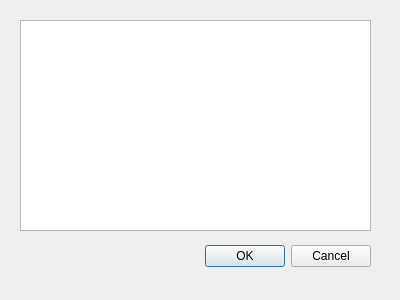
Old version of the form DronePark1/DronePark1/loadconfig.ui in the repository Nomen-Naught/DronePark1.
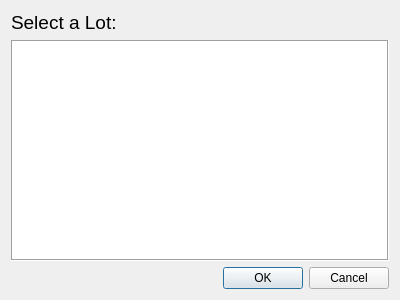
New version of the form.

```diff
--- a/DronePark1/DronePark1/loadconfig.ui
+++ b/DronePark1/DronePark1/loadconfig.ui
@@ -13,15 +13,33 @@
   <property name="windowTitle">
    <string>Open Config</string>
   </property>
+  <layout class="QVBoxLayout" name="verticalLayout">
+   <item>
+    <widget class="QLabel" name="label">
+     <property name="font">
+      <font>
+       <pointsize>14</pointsize>
+      </font>
+     </property>
+     <property name="text">
+      <string>Select a Lot:</string>
+     </property>
+    </widget>
+   </item>
+   <item>
+    <widget class="QListWidget" name="configList">
+     <property name="font">
+      <font>
+       <pointsize>12</pointsize>
+      </font>
+     </property>
+     <property name="frameShape">
+      <enum>QFrame::Box</enum>
+     </property>
+    </widget>
+   </item>
+   <item>
   <widget class="QDialogButtonBox" name="buttonBox">
-   <property name="geometry">
-    <rect>
-     <x>30</x>
-     <y>240</y>
-     <width>341</width>
-     <height>32</height>
-    </rect>
-   </property>
    <property name="orientation">
     <enum>Qt::Horizontal</enum>
    </property>
@@ -29,21 +47,8 @@
     <set>QDialogButtonBox::Cancel|QDialogButtonBox::Ok</set>
    </property>
   </widget>
-  <widget class="QListWidget" name="configList">
-   <property name="geometry">
-    <rect>
-     <x>20</x>
-     <y>20</y>
-     <width>351</width>
-     <height>211</height>
-    </rect>
-   </property>
-   <property name="font">
-    <font>
-     <pointsize>12</pointsize>
-    </font>
-   </property>
-  </widget>
+   </item>
+  </layout>
  </widget>
  <resources/>
  <connections>
```
Lines whose indentation alone changed are shown as unchanged.
